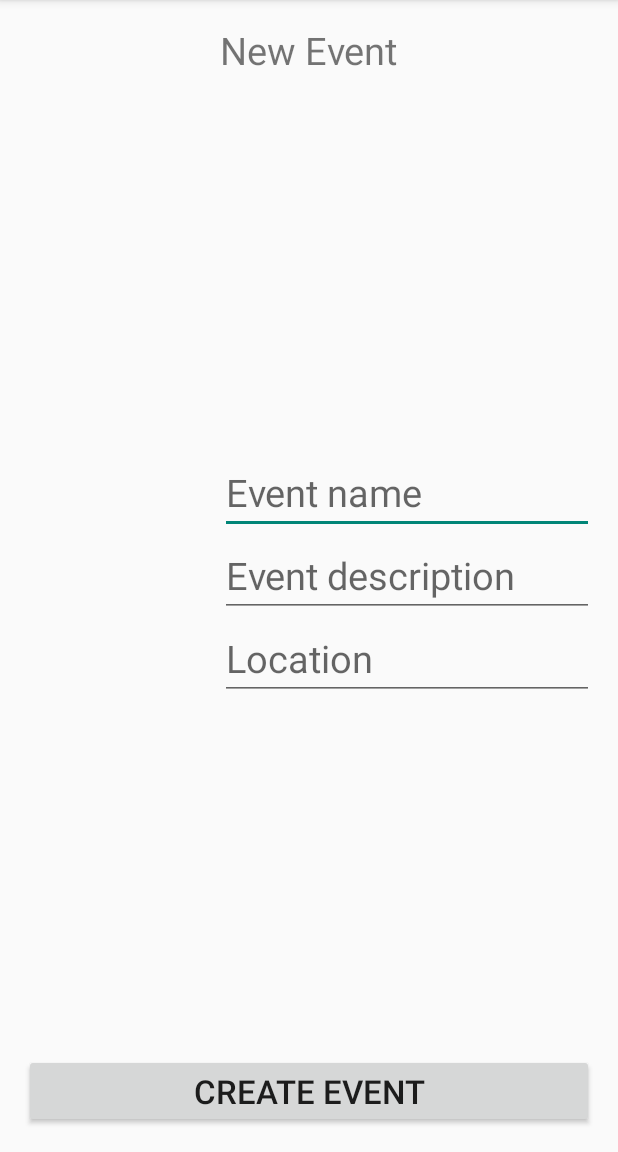
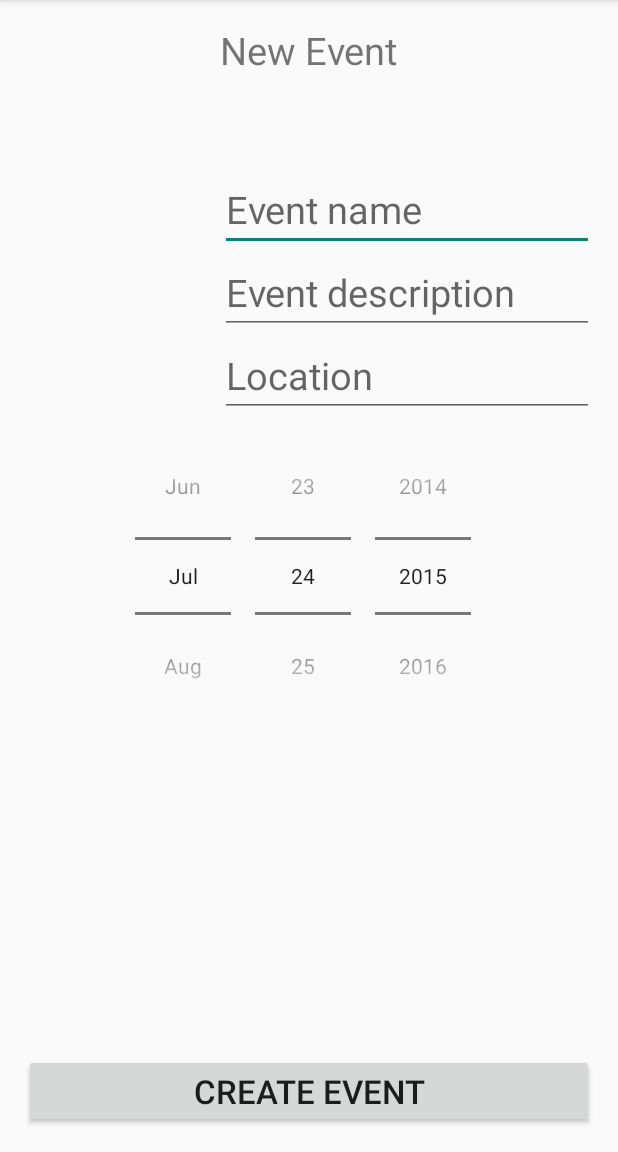
Before and after one commit to nathandhami/compilers, an Android app: the CreateEvent screen opened directly, with no data from a screen before it, on a phone screen of 412 x 824 dp, the part 84-1236 px from its top. Run offline under Robolectric (Android 15) with nearby library versions, the phone set to English and light mode, and no system bars; 1 statement that could not run was skipped.

```diff
--- a/boardAndroidApp/app/src/main/java/com/cmpt470g8/boardio/LandingPage.java
+++ b/boardAndroidApp/app/src/main/java/com/cmpt470g8/boardio/LandingPage.java
@@ -16,6 +16,7 @@ import android.support.v4.widget.DrawerLayout;
 import android.widget.AdapterView;
 import android.widget.ArrayAdapter;
 import android.widget.ListView;
+import java.net.UnknownHostException;
 
 import java.util.ArrayList;
 
@@ -34,6 +35,7 @@ public class LandingPage extends ActionBarActivity
     ListView list;
     ArrayList<String> listItems;
     ArrayAdapter<String> adapter;
+    public String username;
 
     /**
      * Used to store the last screen title. For use in {@link #restoreActionBar()}.
@@ -55,7 +57,11 @@ public class LandingPage extends ActionBarActivity
         list = (ListView)findViewById(R.id.activityList);
         listItems = new ArrayList<>();
         Intent intent = getIntent();
-        loggedIn = intent.getIntExtra(EXTRA_MESSAGE, 0);
+        username = intent.getStringExtra(EXTRA_MESSAGE);
+        if (username == "Guest")
+            loggedIn = 0;
+        else
+            loggedIn = 1;
         adapter = new ArrayAdapter<>(getApplicationContext(), android.R.layout.simple_list_item_1, listItems);
         list.setAdapter(adapter);
         loadActivities(loggedIn);
@@ -82,6 +88,7 @@ public class LandingPage extends ActionBarActivity
     public void onSectionAttached(int number) {
         Intent intent;
         int message;
+        String user;
         switch (number) {
             case 1:
                 intent = new Intent(this, MapsActivity.class);
@@ -91,8 +98,7 @@ public class LandingPage extends ActionBarActivity
                 break;
             case 2:
                 intent = new Intent(this, CreateEvent.class);
-                message = 0;
-                intent.putExtra(EXTRA_MESSAGE, message);
+                intent.putExtra(EXTRA_MESSAGE, username);
                 startActivity(intent);
                 break;
             case 3:
@@ -202,10 +208,9 @@ public class LandingPage extends ActionBarActivity
         adapter.notifyDataSetChanged();
     }
 
-    public void create(View view){
+    public void create(View view)throws UnknownHostException{
         Intent intent = new Intent(this, CreateEvent.class);
-        int message = 0;
-        intent.putExtra(EXTRA_MESSAGE, message);
+        intent.putExtra(EXTRA_MESSAGE, username);
         startActivity(intent);
     }
 }
--- a/boardAndroidApp/app/src/main/res/layout/activity_create_event.xml
+++ b/boardAndroidApp/app/src/main/res/layout/activity_create_event.xml
@@ -19,11 +19,12 @@
         android:id="@+id/editEventName"
         android:textSize="25sp"
         android:hint="Event name"
-        android:layout_above="@+id/editEventDescription"
+        android:layout_below="@+id/lblNewEvent"
         android:layout_alignParentRight="true"
         android:layout_alignParentEnd="true"
-        android:layout_alignLeft="@+id/editEventDescription"
-        android:layout_alignStart="@+id/editEventDescription" />
+        android:layout_marginTop="61dp"
+        android:layout_alignLeft="@+id/lblNewEvent"
+        android:layout_alignStart="@+id/lblNewEvent" />
 
     <EditText
         android:layout_width="wrap_content"
@@ -31,11 +32,11 @@
         android:id="@+id/editEventDescription"
         android:textSize="25sp"
         android:hint="Event description"
-        android:layout_centerVertical="true"
+        android:layout_below="@+id/editEventName"
         android:layout_alignParentRight="true"
         android:layout_alignParentEnd="true"
-        android:layout_alignLeft="@+id/lblNewEvent"
-        android:layout_alignStart="@+id/lblNewEvent" />
+        android:layout_alignLeft="@+id/editEventName"
+        android:layout_alignStart="@+id/editEventName" />
 
     <EditText
         android:layout_width="wrap_content"
@@ -63,4 +64,13 @@
         android:layout_alignParentStart="true"
         android:onClick="create"/>
 
+    <DatePicker
+        android:layout_width="wrap_content"
+        android:layout_height="wrap_content"
+        android:id="@+id/datePicker"
+        android:datePickerMode="spinner"
+        android:calendarViewShown="false"
+        android:layout_below="@+id/editLocation"
+        android:layout_centerHorizontal="true" />
+
 </RelativeLayout>
```
Also changed, not shown: boardAndroidApp/app/src/main/java/com/cmpt470g8/boardio/CreateEvent.java (+124 -1 lines), boardAndroidApp/app/src/main/java/com/cmpt470g8/boardio/MainActivity.java (+5 -2 lines), 29 other files.
